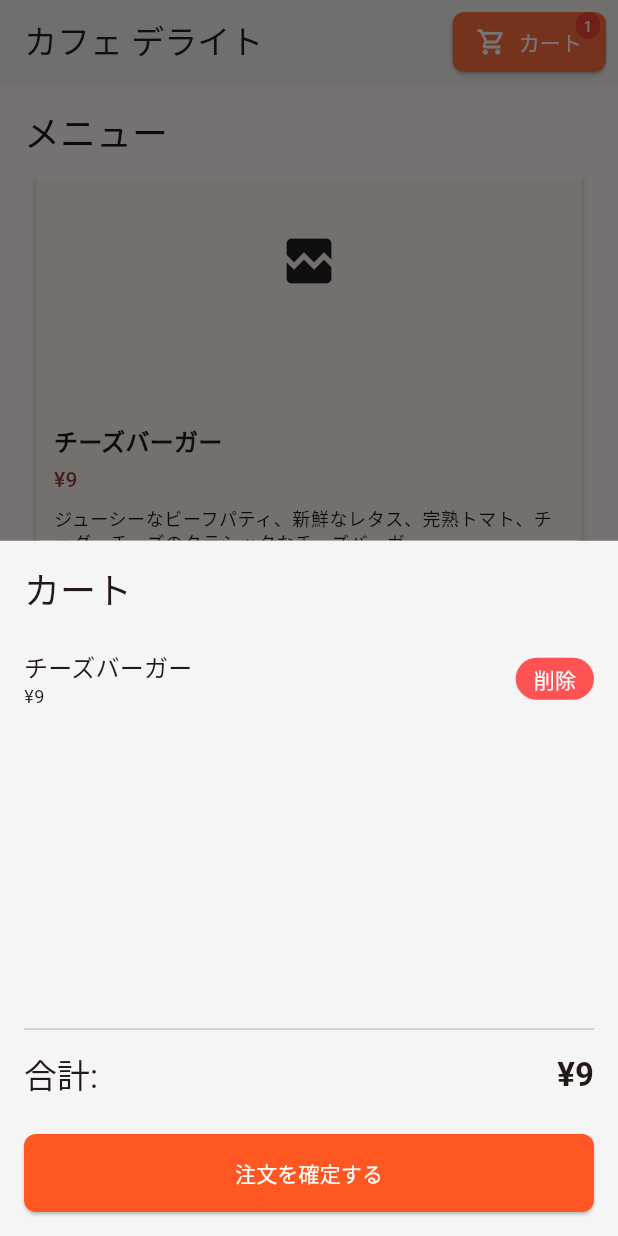
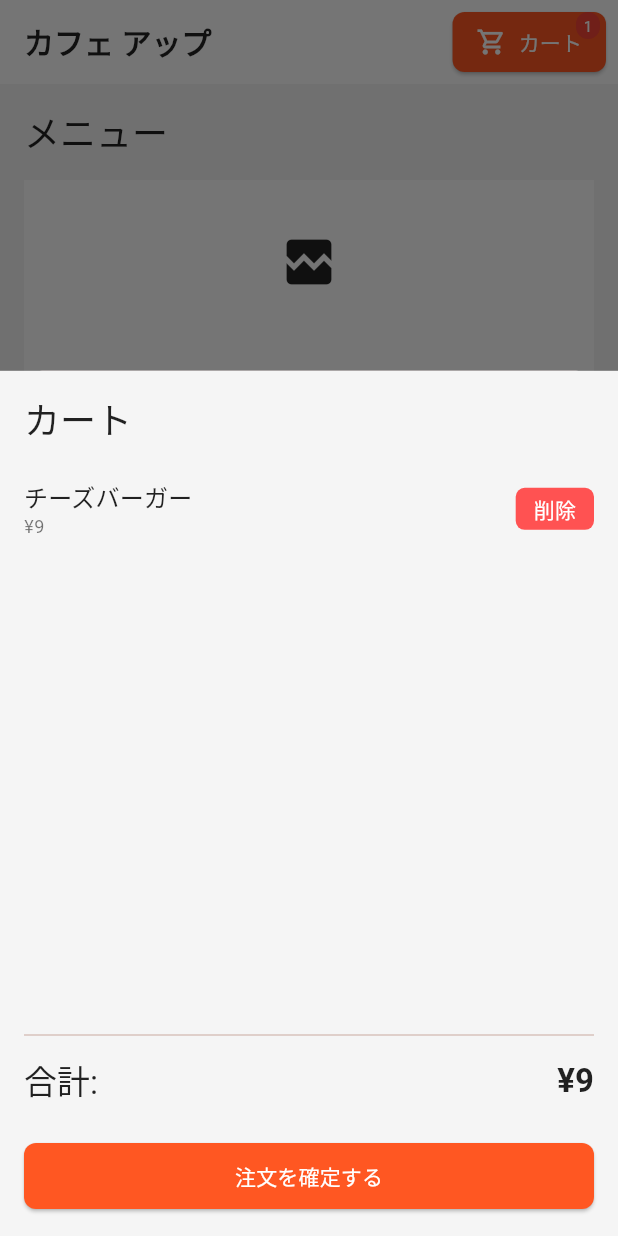
Before and after one commit to shou-dev19/flutter-cafe-app, a Flutter app: the screen it shows after launch, scrolled down 576 dp, after a tap on "カートに追加", after a tap on "カート", on a phone screen of 412 x 824 dp. Run offline on Flutter 3.47's test engine with Material 3 defaults, Android fonts, the phone set to English and light mode, and no system bars; our stand-ins replace flutter_riverpod, freezed_annotation; network calls fail.

Commit message:
Change of tint

```diff
--- a/lib/features/cart/presentation/widgets/cart_item_tile.dart
+++ b/lib/features/cart/presentation/widgets/cart_item_tile.dart
@@ -10,6 +10,9 @@ class CartItemTile extends ConsumerWidget {
 
   @override
   Widget build(BuildContext context, WidgetRef ref) {
+    // 画像に合わせた削除ボタンの色
+    const removeButtonColor = Colors.redAccent;
+
     return Padding(
       padding: const EdgeInsets.symmetric(vertical: 8.0),
       child: Row(
@@ -18,30 +21,29 @@ class CartItemTile extends ConsumerWidget {
             child: Column(
               crossAxisAlignment: CrossAxisAlignment.start,
               children: [
-                Text(cartItem.name, style: Theme.of(context).textTheme.titleMedium),
+                Text(cartItem.name, style: Theme.of(context).textTheme.titleMedium?.copyWith(color: Colors.black87)),
                 Text(
-                  // 通貨記号を円に
-                  '¥${cartItem.price.toStringAsFixed(0)}', // 小数点以下なしに
-                   style: Theme.of(context).textTheme.bodySmall
+                  '¥${cartItem.price.toStringAsFixed(0)}',
+                   style: Theme.of(context).textTheme.bodySmall?.copyWith(color: Colors.black54)
                 ),
                 if (cartItem.quantity > 1)
-                   // ラベルを日本語に
-                   Text('数量: ${cartItem.quantity}', style: Theme.of(context).textTheme.bodySmall),
+                   Text('数量: ${cartItem.quantity}', style: Theme.of(context).textTheme.bodySmall?.copyWith(color: Colors.black54)),
               ],
             ),
           ),
           TextButton(
+             // 画像に合わせてスタイルを設定
              style: TextButton.styleFrom(
-               foregroundColor: Colors.white,
-               backgroundColor: Colors.redAccent,
+               foregroundColor: Colors.white, // 文字色
+               backgroundColor: removeButtonColor, // 赤系の背景
                padding: const EdgeInsets.symmetric(horizontal: 12, vertical: 4),
                minimumSize: Size.zero,
                tapTargetSize: MaterialTapTargetSize.shrinkWrap,
+               shape: RoundedRectangleBorder(borderRadius: BorderRadius.circular(6)), // 少し角丸
              ),
             onPressed: () {
               ref.read(cartProvider.notifier).removeItem(cartItem.menuItemId);
             },
-            // ボタンラベルを日本語に
             child: const Text('削除'),
           ),
         ],
--- a/lib/features/menu/presentation/widgets/menu_item_card.dart
+++ b/lib/features/menu/presentation/widgets/menu_item_card.dart
@@ -14,9 +14,9 @@ class MenuItemCard extends ConsumerWidget {
     final colorScheme = Theme.of(context).colorScheme;
 
     return Card(
-      margin: const EdgeInsets.symmetric(horizontal: 8, vertical: 8),
+      // CardThemeで設定されるスタイルを使用
+      margin: EdgeInsets.zero, // GridViewのspacingを使うのでゼロに
       clipBehavior: Clip.antiAlias,
-      elevation: 2,
       child: Padding(
         padding: const EdgeInsets.all(12.0),
         child: Column(
@@ -29,6 +29,7 @@ class MenuItemCard extends ConsumerWidget {
                 child: Image.network(
                   menuItem.imageUrl,
                   fit: BoxFit.cover,
+                  width: double.infinity, // Ensure image tries to fill width
                   loadingBuilder: (context, child, loadingProgress) {
                      if (loadingProgress == null) return child;
                      return Center(child: CircularProgressIndicator(
@@ -43,27 +44,27 @@ class MenuItemCard extends ConsumerWidget {
               ),
             ),
             const SizedBox(height: 12),
-            Text(menuItem.name, style: textTheme.titleMedium?.copyWith(fontWeight: FontWeight.bold)),
+            Text(menuItem.name, style: textTheme.titleMedium?.copyWith(fontWeight: FontWeight.bold, color: Colors.black87)),
             const SizedBox(height: 4),
             Text(
-              // 通貨記号を円に
-              '¥${menuItem.price.toStringAsFixed(0)}', // 小数点以下なしに
-              style: textTheme.titleSmall?.copyWith(color: colorScheme.primary),
+              '¥${menuItem.price.toStringAsFixed(0)}',
+              style: textTheme.titleSmall?.copyWith(color: colorScheme.primary), // 価格はアクセントカラー
             ),
             const SizedBox(height: 8),
             Text(
               menuItem.description,
-              style: textTheme.bodySmall,
+              style: textTheme.bodySmall?.copyWith(color: Colors.black54), // 説明文の色
               maxLines: 3,
               overflow: TextOverflow.ellipsis,
             ),
-            const Spacer(),
+            const Spacer(), // ボタンを下に押しやる
             Align(
               alignment: Alignment.centerRight,
               child: TextButton(
+                 // 画像に合わせてスタイルを設定
                  style: TextButton.styleFrom(
-                   foregroundColor: Colors.white,
-                   backgroundColor: Colors.black87,
+                   foregroundColor: Colors.black87, // 文字色
+                   backgroundColor: Colors.grey[200], // 薄いグレーの背景
                    shape: RoundedRectangleBorder(
                      borderRadius: BorderRadius.circular(8),
                    ),
@@ -73,13 +74,12 @@ class MenuItemCard extends ConsumerWidget {
                   ref.read(cartProvider.notifier).addItem(menuItem);
                   ScaffoldMessenger.of(context).showSnackBar(
                     SnackBar(
-                      // SnackBarメッセージを日本語に
                       content: Text('${menuItem.name} をカートに追加しました！'),
                       duration: const Duration(seconds: 1),
+                      behavior: SnackBarBehavior.floating, // オプション: スナックバーの表示形式
                     ),
                   );
                 },
-                // ボタンラベルを日本語に
                 child: const Text('カートに追加'),
               ),
             ),
--- a/lib/home_screen.dart
+++ b/lib/home_screen.dart
@@ -24,17 +24,14 @@ class HomeScreen extends ConsumerWidget {
     final bool isWideScreen = screenWidth >= 900;
 
     return Scaffold(
+      // AppBarのスタイルは main.dart の AppBarTheme で設定される
       appBar: AppBar(
-        // AppBarタイトルを日本語に
-        title: const Text('カフェ デライト'),
+        title: const Text('カフェ アップ'),
         centerTitle: false,
         actions: [
           _CartIcon(cartState: cartState, isWideScreen: isWideScreen),
           const SizedBox(width: 8),
         ],
-        backgroundColor: Colors.white,
-        foregroundColor: Colors.black87,
-        elevation: 1,
       ),
       body: Row(
         crossAxisAlignment: CrossAxisAlignment.start,
@@ -47,20 +44,18 @@ class HomeScreen extends ConsumerWidget {
               child: Column(
                 crossAxisAlignment: CrossAxisAlignment.start,
                 children: [
-                  // セクションタイトルを日本語に
-                  Text('メニュー', style: Theme.of(context).textTheme.headlineSmall),
+                  Text('メニュー', style: Theme.of(context).textTheme.headlineSmall?.copyWith(color: Colors.black87)), // 文字色を濃いめに
                   const SizedBox(height: 16),
                   Expanded(
                     child: menuItemsAsyncValue.when(
                       data: (items) => items.isEmpty
-                        // 空メッセージを日本語に
                         ? const Center(child: Text('メニューが見つかりません。'))
                         : GridView.builder(
                             gridDelegate: SliverGridDelegateWithFixedCrossAxisCount(
                               crossAxisCount: _getCrossAxisCount(screenWidth),
-                              childAspectRatio: 0.75,
-                              crossAxisSpacing: 8,
-                              mainAxisSpacing: 8,
+                              childAspectRatio: 0.75, // 比率調整
+                              crossAxisSpacing: 12, // カード間のスペース調整
+                              mainAxisSpacing: 12, // カード間のスペース調整
                             ),
                             itemCount: items.length,
                             itemBuilder: (context, index) =>
@@ -68,7 +63,6 @@ class HomeScreen extends ConsumerWidget {
                           ),
                       loading: () => const Center(child: CircularProgressIndicator()),
                       error: (error, stackTrace) => Center(
-                        // エラーメッセージを日本語に
                         child: Text('メニュー読込エラー: ${error.toString()}'),
                       ),
                     ),
@@ -86,7 +80,6 @@ class HomeScreen extends ConsumerWidget {
             ),
         ],
       ),
-       // Narrow screen 用の Drawer や BottomSheet を設定する場合
       // endDrawer: isWideScreen ? null : Drawer(child: _CartSection(cartState: cartState)),
     );
   }
@@ -102,31 +95,32 @@ class _CartIcon extends StatelessWidget {
   @override
   Widget build(BuildContext context) {
     final itemCount = cartState.items.fold<int>(0, (sum, item) => sum + item.quantity);
+    // 画像に合わせたオレンジ色
+    final Color cartButtonColor = Colors.deepOrange; // ThemeのseedColorと同じ
+
     return Stack(
       alignment: Alignment.center,
       children: [
         ElevatedButton.icon(
           icon: const Icon(Icons.shopping_cart_outlined, size: 20),
-          // ボタンラベルを日本語に
           label: const Text('カート'),
           style: ElevatedButton.styleFrom(
+             // 画像に合わせてオレンジ色に設定
              foregroundColor: Colors.white,
-            backgroundColor: Colors.deepOrangeAccent,
+             backgroundColor: cartButtonColor,
              shape: RoundedRectangleBorder(borderRadius: BorderRadius.circular(8)),
              padding: const EdgeInsets.symmetric(horizontal: 16, vertical: 8),
           ),
           onPressed: () {
              if (!isWideScreen) {
-              // 例: BottomSheet を表示
                showModalBottomSheet(
                  context: context,
-                 // CartSectionの高さを適切に設定する必要がある
-                 builder: (_) => Container(
-                   height: MediaQuery.of(context).size.height * 0.6, // 高さを画面の60%に
+                 isScrollControlled: true,
+                 builder: (_) => FractionallySizedBox(
+                      heightFactor: 0.7,
                       child: _CartSection(cartState: cartState)
                    )
                );
-              // print("カート画面へ遷移 または Bottom Sheet/Drawer を表示");
              } else {
                print("カートは表示済み");
              }
@@ -139,7 +133,7 @@ class _CartIcon extends StatelessWidget {
             child: Container(
                padding: const EdgeInsets.all(2),
                decoration: BoxDecoration(
-                color: Colors.red,
+                 color: Colors.red, // バッジの色は赤
                  borderRadius: BorderRadius.circular(10),
                ),
                constraints: const BoxConstraints(minWidth: 16, minHeight: 16),
@@ -155,6 +149,7 @@ class _CartIcon extends StatelessWidget {
   }
 }
 
+
 // --- Helper Widget for Cart Section ---
 class _CartSection extends StatelessWidget {
     final CartState cartState;
@@ -162,18 +157,19 @@ class _CartSection extends StatelessWidget {
 
     @override
     Widget build(BuildContext context) {
+      // 画像に合わせたカートセクションの背景色（Scaffoldより少し濃いグレー）
+      final cartBgColor = Colors.grey[100]; // 例: grey[100]
+
       return Container(
-        color: Colors.grey[100],
+        color: cartBgColor,
         padding: const EdgeInsets.all(16.0),
         child: Column(
           crossAxisAlignment: CrossAxisAlignment.start,
           children: [
-            // セクションタイトルを日本語に
-            Text('カート', style: Theme.of(context).textTheme.headlineSmall),
+            Text('カート', style: Theme.of(context).textTheme.headlineSmall?.copyWith(color: Colors.black87)),
             const SizedBox(height: 16),
             Expanded(
               child: cartState.items.isEmpty
-                  // 空メッセージを日本語に
                   ? const Center(child: Text('カートは空です。'))
                   : ListView.builder(
                       itemCount: cartState.items.length,
@@ -187,12 +183,10 @@ class _CartSection extends StatelessWidget {
               child: Row(
                 mainAxisAlignment: MainAxisAlignment.spaceBetween,
                 children: [
-                  // ラベルを日本語に
-                  Text('合計:', style: Theme.of(context).textTheme.titleLarge),
+                  Text('合計:', style: Theme.of(context).textTheme.titleLarge?.copyWith(color: Colors.black87)),
                   Text(
-                    // 通貨記号を円に (必要に応じて)
-                    '¥${cartState.totalPrice.toStringAsFixed(0)}', // 小数点以下なしに
-                    style: Theme.of(context).textTheme.titleLarge?.copyWith(fontWeight: FontWeight.bold),
+                    '¥${cartState.totalPrice.toStringAsFixed(0)}',
+                    style: Theme.of(context).textTheme.titleLarge?.copyWith(fontWeight: FontWeight.bold, color: Colors.black87),
                   ),
                 ],
               ),
@@ -201,17 +195,10 @@ class _CartSection extends StatelessWidget {
             SizedBox(
               width: double.infinity,
               child: ElevatedButton(
-                style: ElevatedButton.styleFrom(
-                  backgroundColor: Colors.deepOrange,
-                  foregroundColor: Colors.white,
-                  padding: const EdgeInsets.symmetric(vertical: 16),
-                   shape: RoundedRectangleBorder(borderRadius: BorderRadius.circular(8)),
-                ),
+                // style は main.dart の elevatedButtonTheme で設定される (オレンジ色)
                 onPressed: cartState.items.isEmpty ? null : () {
-                  // 注文確定ロジック
                   print('注文確定ボタンが押されました！ 合計: ¥${cartState.totalPrice.toStringAsFixed(0)}');
                 },
-                // ボタンラベルを日本語に
                 child: const Text('注文を確定する'),
               ),
             ),
--- a/lib/main.dart
+++ b/lib/main.dart
@@ -16,21 +16,73 @@ class MyApp extends StatelessWidget {
 
   @override
   Widget build(BuildContext context) {
+    // --- 色の定義 ---
+    const scaffoldBgColor = Color(0xFFF5F5F5); // 明るいグレー (例: grey[100]相当)
+    // const scaffoldBgColor = Color(0xFFFAFAFA); // 限りなく白に近いグレー
+    const appBarColor = Colors.white;
+    const appBarForegroundColor = Colors.black87; // AppBarの文字やアイコンの色
+    const cardColor = Colors.white;
+    const accentOrange = Colors.deepOrange; // カートボタンや確定ボタンの色
+    const accentRed = Colors.redAccent; // 削除ボタンの色
+
     return MaterialApp(
-      // アプリタイトルを日本語に (OSのタスクスイッチャーなどで表示される)
-      title: 'カフェ デライト',
+      title: 'カフェ アップ',
       theme: ThemeData(
-        colorScheme: ColorScheme.fromSeed(seedColor: Colors.deepOrange),
+        // ColorSchemeのseedはボタン等に影響するが、AppBarは個別設定
+        colorScheme: ColorScheme.fromSeed(
+          seedColor: accentOrange,
+          brightness: Brightness.light,
+        ),
         useMaterial3: true,
+
+        // --- Scaffold全体の背景色を設定 ---
+        scaffoldBackgroundColor: scaffoldBgColor,
+
+        // --- AppBarのテーマを白背景・黒文字に設定 ---
         appBarTheme: const AppBarTheme(
-          backgroundColor: Colors.white,
-          foregroundColor: Colors.black87,
-          elevation: 1,
+          backgroundColor: appBarColor,
+          foregroundColor: appBarForegroundColor,
+          elevation: 1, // わずかな影で境界を示す
+
+          // surfaceTintColor を AppBar の背景色と同じにするか、完全に透明にする
+          surfaceTintColor: appBarColor, // または Colors.transparent
+
+          titleTextStyle: TextStyle( // タイトルのスタイル
+            fontSize: 20,
+            fontWeight: FontWeight.bold,
+            color: appBarForegroundColor, // 文字色
+          ),
+          iconTheme: IconThemeData( // アイコンの色
+            color: appBarForegroundColor,
+          ),
+          // 必要に応じてスクロール時の影の色も調整
+          // scrolledUnderElevation: 0, // スクロール時の影をなくす場合
         ),
+
+        // --- カードのテーマ ---
         cardTheme: CardTheme(
+          color: cardColor, // カードの背景色を白に明示
           elevation: 2,
           shape: RoundedRectangleBorder(borderRadius: BorderRadius.circular(12)),
         ),
+
+        // --- 全体のボタンテーマ（個々のボタンで上書き可能） ---
+         elevatedButtonTheme: ElevatedButtonThemeData(
+           style: ElevatedButton.styleFrom(
+             // 基本はオレンジ系にしておくが、Confirm Orderボタンでこのスタイルが使われる想定
+             foregroundColor: Colors.white,
+             backgroundColor: accentOrange,
+             shape: RoundedRectangleBorder(borderRadius: BorderRadius.circular(8)),
+             padding: const EdgeInsets.symmetric(horizontal: 16, vertical: 12),
+           ),
+         ),
+         textButtonTheme: TextButtonThemeData(
+            style: TextButton.styleFrom(
+              // TextButtonのデフォルトスタイル (Add to Cart や Remove で上書き)
+              // foregroundColor: accentOrange,
+            )
+         ),
+
         // 日本語フォントが適切に表示されるようにフォントファミリーを指定することも検討
         // fontFamily: 'Noto Sans JP', // google_fonts パッケージなどを利用
       ),
```
Also changed, not shown: lib/features/menu/presentation/screens/menu_screen.dart (deleted, +0 -68 lines), assets/CafeIcon.jpeg (added). Lines whose indentation alone changed are shown as unchanged.
